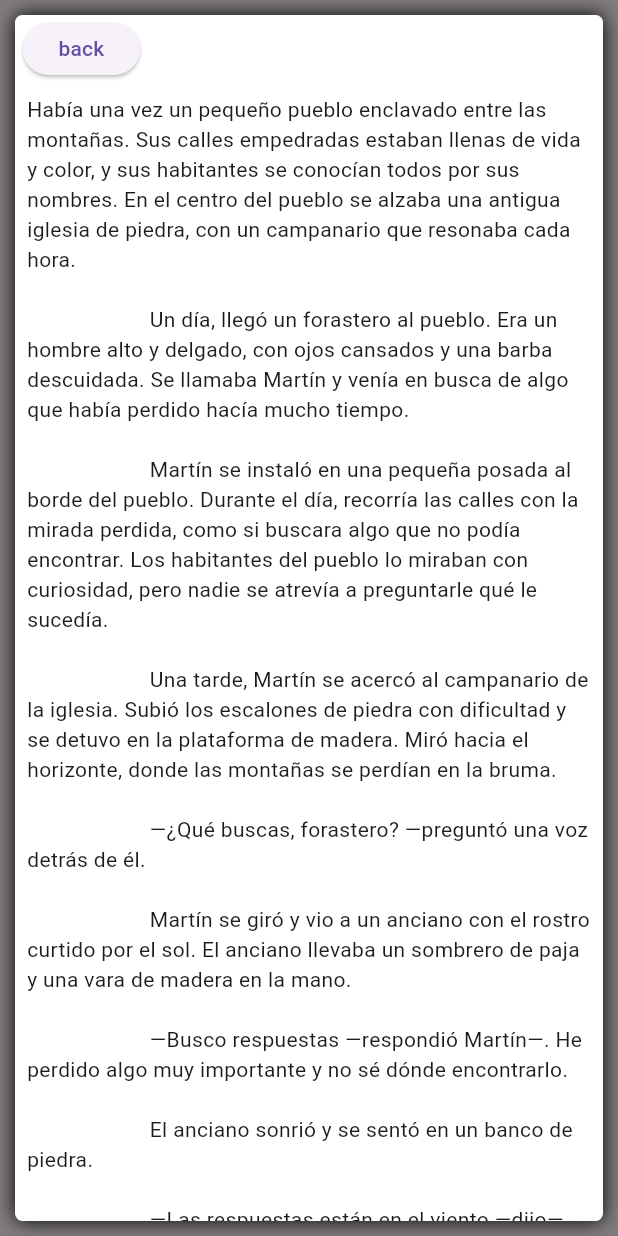
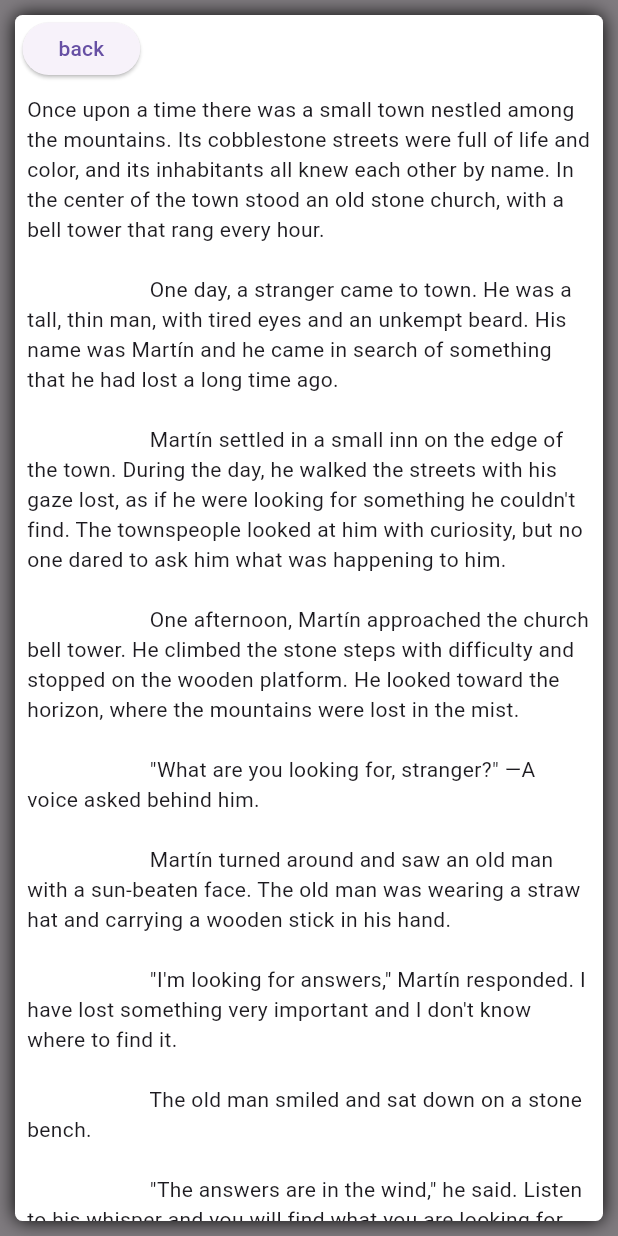
Before and after one commit to surco123es/dialog_alert_transition, a Flutter app: the customAlert screen opened directly, after a tap on "FadeIn", on a phone screen of 412 x 824 dp. Run offline on Flutter 3.47's test engine with Material 3 defaults, Android fonts, the phone set to English and light mode, and no system bars.

Commit message:
update languaje

```diff
--- a/example/lib/src/customAlert.dart
+++ b/example/lib/src/customAlert.dart
@@ -11,13 +11,13 @@ class customAlert extends StatefulWidget {
 }
 
 class _customAlert extends State<customAlert> {
-  String stas = 'texto anterior';
+  String stas = 'String old';
 
   @override
   Widget build(BuildContext context) {
     return Scaffold(
       appBar: AppBar(
-        title: const Text('Plugin example app'),
+        title: const Text('Custon dialog alert'),
       ),
       body: Center(
         child: ListView(
@@ -26,7 +26,7 @@ class _customAlert extends State<customAlert> {
               TextButton(
                 onPressed: () {
                   int newToken = controlAlertGo.generate();
-                  alertGo(
+                  dialogAlertTransion(
                     transitionType: e,
                     token: newToken,
                     context: context,
@@ -98,39 +98,39 @@ class customWidget extends StatelessWidget {
                 padding: EdgeInsets.all(8.0),
                 child: Text(
                     overflow: TextOverflow.clip,
-                    '''Había una vez un pequeño pueblo enclavado entre las montañas. Sus calles empedradas estaban llenas de vida y color, y sus habitantes se conocían todos por sus nombres. En el centro del pueblo se alzaba una antigua iglesia de piedra, con un campanario que resonaba cada hora.
+                    '''Once upon a time there was a small town nestled among the mountains. Its cobblestone streets were full of life and color, and its inhabitants all knew each other by name. In the center of the town stood an old stone church, with a bell tower that rang every hour.
 
-                      Un día, llegó un forastero al pueblo. Era un hombre alto y delgado, con ojos cansados y una barba descuidada. Se llamaba Martín y venía en busca de algo que había perdido hacía mucho tiempo.
+                      One day, a stranger came to town. He was a tall, thin man, with tired eyes and an unkempt beard. His name was Martín and he came in search of something that he had lost a long time ago.
 
-                      Martín se instaló en una pequeña posada al borde del pueblo. Durante el día, recorría las calles con la mirada perdida, como si buscara algo que no podía encontrar. Los habitantes del pueblo lo miraban con curiosidad, pero nadie se atrevía a preguntarle qué le sucedía.
+                      Martín settled in a small inn on the edge of the town. During the day, he walked the streets with his gaze lost, as if he were looking for something he couldn't find. The townspeople looked at him with curiosity, but no one dared to ask him what was happening to him.
 
-                      Una tarde, Martín se acercó al campanario de la iglesia. Subió los escalones de piedra con dificultad y se detuvo en la plataforma de madera. Miró hacia el horizonte, donde las montañas se perdían en la bruma.
+                      One afternoon, Martín approached the church bell tower. He climbed the stone steps with difficulty and stopped on the wooden platform. He looked toward the horizon, where the mountains were lost in the mist.
 
-                      —¿Qué buscas, forastero? —preguntó una voz detrás de él.
+                      "What are you looking for, stranger?" —A voice asked behind him.
 
-                      Martín se giró y vio a un anciano con el rostro curtido por el sol. El anciano llevaba un sombrero de paja y una vara de madera en la mano.
+                      Martín turned around and saw an old man with a sun-beaten face. The old man was wearing a straw hat and carrying a wooden stick in his hand.
 
-                      —Busco respuestas —respondió Martín—. He perdido algo muy importante y no sé dónde encontrarlo.
+                      "I'm looking for answers," Martín responded. I have lost something very important and I don't know where to find it.
 
-                      El anciano sonrió y se sentó en un banco de piedra.
+                      The old man smiled and sat down on a stone bench.
 
-                      —Las respuestas están en el viento —dijo—. Escucha su susurro y encontrarás lo que buscas.
+                      "The answers are in the wind," he said. Listen to his whisper and you will find what you are looking for.
 
-                      Martín se quedó perplejo. ¿Cómo podía el viento tener respuestas? Pero decidió seguir el consejo del anciano. Cerró los ojos y se dejó llevar por la brisa que acariciaba su rostro.
+                      Martin was perplexed. How could the wind have answers? But he decided to follow the old man's advice. He closed his eyes and let himself be carried away by the breeze that caressed his face.
 
-                      Y entonces, Martín escuchó un murmullo. Era como si el viento le hablara en un idioma antiguo y olvidado. Las palabras flotaban en el aire, llevándolo hacia las montañas.
+                      And then, Martín heard a murmur. It was as if the wind spoke to him in an ancient and forgotten language. The words hung in the air, carrying him towards the mountains.
 
-                      Martín caminó durante días, siguiendo el susurro del viento. Cruzó ríos y bosques, sorteó rocas y precipicios. Finalmente, llegó a una cueva en lo más alto de una montaña.
+                      Martín walked for days, following the whisper of the wind. He crossed rivers and forests, avoided rocks and precipices. Finally, he came to a cave at the top of a mountain.
 
-                      Dentro de la cueva, encontró lo que había estado buscando: un viejo libro de tapas desgastadas. Sus páginas estaban llenas de símbolos y palabras en una lengua desconocida. Martín sintió que había hallado un tesoro perdido.
+                      Inside the cave, he found what he had been looking for: an old book with worn covers. Its pages were filled with symbols and words in an unknown language. Martin felt that he had found a lost treasure.
 
-                      Regresó al pueblo con el libro bajo el brazo. El anciano lo esperaba en el campanario.
+                      He returned to town with the book under his arm. The old man was waiting for him in the bell tower.
 
-                      —Has encontrado lo que buscabas —dijo el anciano—. Ahora, descifra las palabras del viento y encontrarás la verdad.
+                      "You have found what you were looking for," said the old man. Now, decipher the words of the wind and you will find the truth.
 
-                      Martín pasó años estudiando el libro. Aprendió su idioma y descubrió que contenía secretos ancestrales sobre la vida y la muerte, el amor y el destino. Compartió su sabiduría con los habitantes del pueblo, y todos se maravillaron de sus enseñanzas.
+                      Martín spent years studying the book. He learned their language and discovered that it contained ancient secrets about life and death, love and destiny. He shared his wisdom with the townspeople, and they all marveled at his teachings.
 
-                      Y así, Martín encontró su lugar en el mundo. Ya no era un forastero perdido, sino un guardián de la sabiduría ancestral. Y cada vez que el viento soplaba entre las montañas, Martín escuchaba su susurro y sonreía, porque sabía que las respuestas estaban allí, esperando a ser descubiertas12.'''),
+                      And so, Martín found his place in the world. He was no longer a lost stranger, but a guardian of ancient wisdom. And every time the wind blew through the mountains, Martin listened to its whisper and smiled, because he knew that the answers were there, waiting to be discovered12.'''),
               ),
             ),
           ),
--- a/example/lib/src/multiAlert.dart
+++ b/example/lib/src/multiAlert.dart
@@ -7,13 +7,13 @@ class multiAlert extends StatefulWidget {
 }
 
 class _multiAlert extends State<multiAlert> {
-  String stas = 'texto anterior';
+  String stas = 'Text old';
 
   @override
   Widget build(BuildContext context) {
     return Scaffold(
       appBar: AppBar(
-        title: const Text('Plugin example app'),
+        title: const Text('Multi dialog'),
       ),
       body: Center(
         child: ListView(
@@ -22,8 +22,7 @@ class _multiAlert extends State<multiAlert> {
               TextButton(
                 onPressed: () {
                   int newToken = controlAlertGo.generate();
-                  print('token principal $newToken');
-                  alertGo(
+                  dialogAlertTransion(
                       context: context,
                       title: const Text('Flutter OutlinedButton Example'),
                       content: Column(
@@ -34,7 +33,7 @@ class _multiAlert extends State<multiAlert> {
                             onPressed: () {
                               int newToken = controlAlertGo.generate();
                               print('token principal $newToken');
-                              alertGo(
+                              dialogAlertTransion(
                                 context: context,
                                 title: const Text(
                                     'Flutter OutlinedButton Example'),
@@ -81,7 +80,7 @@ class _multiAlert extends State<multiAlert> {
                       token: newToken,
                       closeFunc: () {
                         setState(() {
-                          stas = 'nuevo texto';
+                          stas = 'New string';
                         });
                       });
                 },
--- a/example/lib/src/singleAlert.dart
+++ b/example/lib/src/singleAlert.dart
@@ -7,17 +7,17 @@ class singleAlert extends StatefulWidget {
   const singleAlert({super.key});
 
   @override
-  State<singleAlert> createState() => _multiAlert();
+  State<singleAlert> createState() => _singleAlert();
 }
 
-class _multiAlert extends State<singleAlert> {
-  String stas = 'texto anterior';
+class _singleAlert extends State<singleAlert> {
+  String stas = 'text old';
 
   @override
   Widget build(BuildContext context) {
     return Scaffold(
       appBar: AppBar(
-        title: const Text('Plugin example app'),
+        title: const Text('Single dialog'),
       ),
       body: Center(
         child: ListView(
@@ -26,7 +26,7 @@ class _multiAlert extends State<singleAlert> {
               TextButton(
                 onPressed: () {
                   int newToken = controlAlertGo.generate();
-                  alertGo(
+                  dialogAlertTransion(
                       context: context,
                       title: const Text('Flutter OutlinedButton Example'),
                       content: const Column(
@@ -51,7 +51,7 @@ class _multiAlert extends State<singleAlert> {
                       },
                       closeFunc: () {
                         setState(() {
-                          stas = 'nuevo texto';
+                          stas = 'New String change var';
                         });
                       });
                 },
--- a/lib/src/func.dart
+++ b/lib/src/func.dart
@@ -3,7 +3,7 @@ import 'package:flutter/material.dart';
 
 import 'alertModel.dart';
 
-alertGo({
+dialogAlertTransion({
   required BuildContext context,
   bool designer = false,
   Widget alertWd = const Text(''),
```
